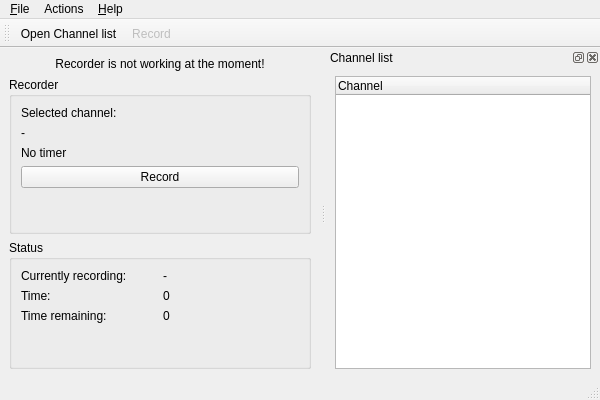
ntadej/tano, file ui/Recorder.ui: the form before one commit.
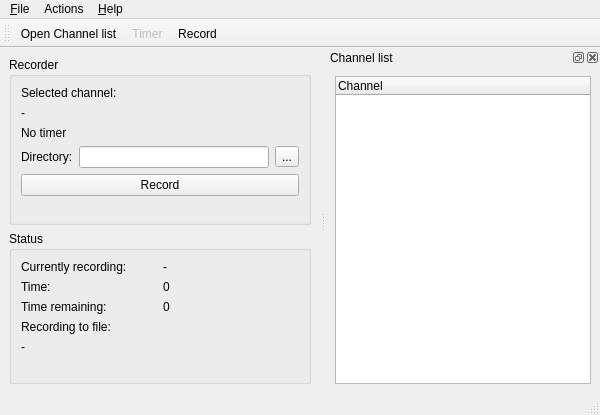
The form after the commit. Icons and pictures are not drawn.

Commit message: Recorder updates (using friptv)

Patch:
```diff
--- a/ui/Recorder.ui
+++ b/ui/Recorder.ui
@@ -6,7 +6,7 @@
     <x>0</x>
     <y>0</y>
     <width>600</width>
-    <height>400</height>
+    <height>415</height>
    </rect>
   </property>
   <property name="windowTitle" >
@@ -18,28 +18,12 @@
   </property>
   <widget class="QWidget" name="centralwidget" >
    <layout class="QVBoxLayout" name="verticalLayout" >
-    <item>
-     <widget class="QLabel" name="label" >
-      <property name="sizePolicy" >
-       <sizepolicy vsizetype="Maximum" hsizetype="Preferred" >
-        <horstretch>0</horstretch>
-        <verstretch>0</verstretch>
-       </sizepolicy>
-      </property>
-      <property name="text" >
-       <string>Recorder is not working at the moment!</string>
-      </property>
-      <property name="alignment" >
-       <set>Qt::AlignCenter</set>
-      </property>
-     </widget>
-    </item>
     <item>
      <widget class="QGroupBox" name="recorderBox" >
       <property name="title" >
        <string>Recorder</string>
       </property>
-      <layout class="QVBoxLayout" name="verticalLayout_4" >
+      <layout class="QVBoxLayout" name="verticalLayout_3" >
        <item>
         <widget class="QLabel" name="labelSelected" >
          <property name="text" >
@@ -61,6 +45,27 @@
          </property>
         </widget>
        </item>
+       <item>
+        <layout class="QHBoxLayout" name="horizontalLayout" >
+         <item>
+          <widget class="QLabel" name="labelBrowse" >
+           <property name="text" >
+            <string>Directory:</string>
+           </property>
+          </widget>
+         </item>
+         <item>
+          <widget class="QLineEdit" name="fileEdit" />
+         </item>
+         <item>
+          <widget class="QToolButton" name="buttonBrowse" >
+           <property name="text" >
+            <string>...</string>
+           </property>
+          </widget>
+         </item>
+        </layout>
+       </item>
        <item>
         <widget class="QPushButton" name="buttonRecord" >
          <property name="text" >
@@ -99,7 +104,7 @@
       <property name="title" >
        <string>Status</string>
       </property>
-      <layout class="QVBoxLayout" name="verticalLayout_3" >
+      <layout class="QVBoxLayout" name="verticalLayout_4" >
        <item>
         <layout class="QHBoxLayout" name="currentLayout" >
          <item>
@@ -154,6 +159,20 @@
          </item>
         </layout>
        </item>
+       <item>
+        <widget class="QLabel" name="labelFile" >
+         <property name="text" >
+          <string>Recording to file:</string>
+         </property>
+        </widget>
+       </item>
+       <item>
+        <widget class="QLabel" name="valueFile" >
+         <property name="text" >
+          <string>-</string>
+         </property>
+        </widget>
+       </item>
        <item>
         <spacer name="verticalSpacer_2" >
          <property name="orientation" >
@@ -215,8 +234,8 @@
    </property>
    <property name="minimumSize" >
     <size>
-     <width>169</width>
-     <height>102</height>
+     <width>175</width>
+     <height>105</height>
     </size>
    </property>
    <property name="floating" >
@@ -265,6 +284,7 @@
     <bool>false</bool>
    </attribute>
    <addaction name="actionOpen" />
+   <addaction name="actionTimer" />
    <addaction name="actionRecord" />
   </widget>
   <action name="actionClose" >
@@ -304,8 +324,8 @@
    </property>
   </action>
   <action name="actionRecord" >
-   <property name="enabled" >
-    <bool>false</bool>
+   <property name="checkable" >
+    <bool>true</bool>
    </property>
    <property name="icon" >
     <iconset resource="images.qrc" >
@@ -324,6 +344,18 @@
     <string>Restore</string>
    </property>
   </action>
+  <action name="actionTimer" >
+   <property name="enabled" >
+    <bool>false</bool>
+   </property>
+   <property name="icon" >
+    <iconset resource="images.qrc" >
+     <normaloff>:/icons/images/clock.png</normaloff>:/icons/images/clock.png</iconset>
+   </property>
+   <property name="text" >
+    <string>Timer</string>
+   </property>
+  </action>
  </widget>
  <resources>
   <include location="images.qrc" />
```
Left out of the diff: 36 changed lines with no effect on the pictures. The commit also changes 13 other files.
